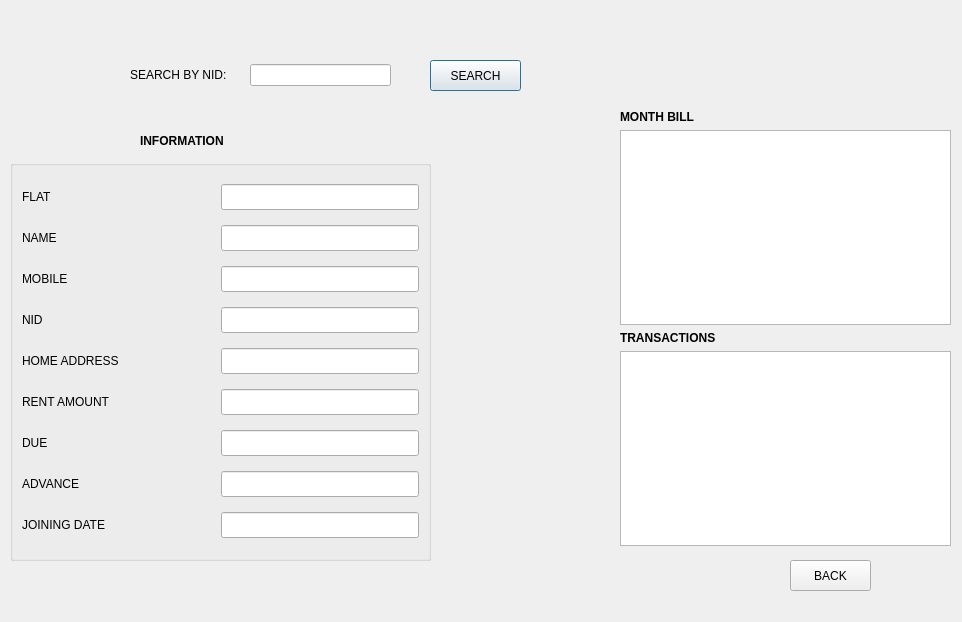
faisal-ahmed-dev/HOME-RENTAL-MANAGEMENT, file renter_search.ui: the form before one commit.
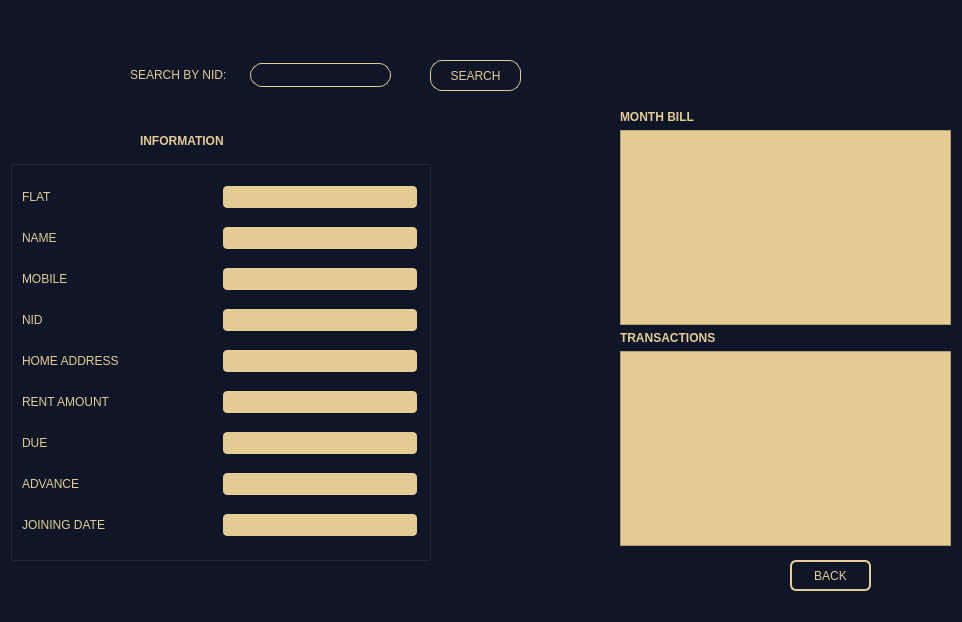
The form after the commit.

The edit to the form file:
```diff
--- a/renter_search.ui
+++ b/renter_search.ui
@@ -13,6 +13,9 @@
   <property name="windowTitle">
    <string>RENTER SEARCH</string>
   </property>
+  <property name="styleSheet">
+   <string notr="true">background-color: rgb(15, 22, 40);</string>
+  </property>
   <widget class="QWidget" name="layoutWidget">
    <property name="geometry">
     <rect>
@@ -25,13 +28,46 @@
    <layout class="QHBoxLayout" name="horizontalLayout">
     <item>
      <widget class="QLabel" name="label">
+      <property name="styleSheet">
+       <string notr="true">color: rgb(229, 203, 148);</string>
+      </property>
       <property name="text">
        <string>SEARCH BY NID:     </string>
       </property>
      </widget>
     </item>
     <item>
-     <widget class="QLineEdit" name="lineEdit_search"/>
+     <widget class="QLineEdit" name="lineEdit_search">
+      <property name="styleSheet">
+       <string notr="true">
+#lineEdit_search
+{
+	border:none;
+	background:#0F1628;
+	color:#E5CB94;
+	border-radius:16px;
+	border: 1px solid yellow ;
+border-color: #E5CB94;
+  border-radius: 12px;
+  padding: 3 px;
+}
+#lineEdit_search:hover
+{
+	border:none;
+	background:#E5CB94;
+	color:#0F1628;
+	border-radius:16 px;
+	border: 2px solid blue ;
+border-color: #0F1628;
+  border-radius: 6px;
+  padding: 3 px;
+}
+</string>
+      </property>
+      <property name="alignment">
+       <set>Qt::AlignCenter</set>
+      </property>
+     </widget>
     </item>
    </layout>
   </widget>
@@ -44,6 +80,32 @@
      <height>31</height>
     </rect>
    </property>
+   <property name="styleSheet">
+    <string notr="true">
+#pushButton_search
+{
+	border:none;
+	background:#0F1628;
+	color:#E5CB94;
+	border-radius:16px;
+	border: 1px solid yellow ;
+border-color: #E5CB94;
+  border-radius: 12px;
+  padding: 3 px;
+}
+#pushButton_search:hover
+{
+	border:none;
+background:floral white;
+	color:#0F1628;
+	border-radius:16 px;
+	border: 2px solid blue ;
+border-color: #0F1628;
+  border-radius: 6px;
+  padding: 3 px;
+}
+</string>
+   </property>
    <property name="text">
     <string>SEARCH</string>
    </property>
@@ -57,6 +119,32 @@
      <height>31</height>
     </rect>
    </property>
+   <property name="styleSheet">
+    <string notr="true">
+#pushButton_BACK
+{
+	border:none;
+	background:#0F1628;
+	color:#E5CB94;
+	border-radius:16px;
+	border: 2px solid yellow ;
+border-color: #E5CB94;
+  border-radius: 6px;
+  padding: 3 px;
+}
+#pushButton_BACK:hover
+{
+	border:none;
+	background:floral white;
+	color:#0F1628;
+	border-radius:16 px;
+	border: 2px solid blue ;
+border-color: #0F1628;
+  border-radius: 6px;
+  padding: 3 px;
+}
+</string>
+   </property>
    <property name="text">
     <string>BACK</string>
    </property>
@@ -75,6 +163,9 @@
      <bold>true</bold>
     </font>
    </property>
+   <property name="styleSheet">
+    <string notr="true">color: rgb(229, 203, 148);</string>
+   </property>
    <property name="text">
     <string>INFORMATION</string>
    </property>
@@ -150,6 +241,9 @@
         <property name="autoFillBackground">
          <bool>false</bool>
         </property>
+        <property name="styleSheet">
+         <string notr="true">color: rgb(229, 203, 148);</string>
+        </property>
         <property name="text">
          <string>FLAT</string>
         </property>
@@ -169,6 +263,24 @@
           <height>26</height>
          </size>
         </property>
+        <property name="styleSheet">
+         <string notr="true">
+
+
+	border:none;
+	background:#E5CB94;
+	color:#0F1628;
+	border-radius:16 px;
+	border: 2px solid blue ;
+border-color: #0F1628;
+  border-radius: 6px;
+  padding: 3 px;
+
+</string>
+        </property>
+        <property name="alignment">
+         <set>Qt::AlignCenter</set>
+        </property>
         <property name="readOnly">
          <bool>true</bool>
         </property>
@@ -195,6 +307,9 @@
           <height>20</height>
          </size>
         </property>
+        <property name="styleSheet">
+         <string notr="true">color: rgb(229, 203, 148);</string>
+        </property>
         <property name="text">
          <string>NAME</string>
         </property>
@@ -220,6 +335,20 @@
           <height>16777215</height>
          </size>
         </property>
+        <property name="styleSheet">
+         <string notr="true">	border:none;
+	background:#E5CB94;
+	color:#0F1628;
+	border-radius:16 px;
+	border: 2px solid blue ;
+border-color: #0F1628;
+  border-radius: 6px;
+  padding: 3 px;
+</string>
+        </property>
+        <property name="alignment">
+         <set>Qt::AlignCenter</set>
+        </property>
         <property name="readOnly">
          <bool>true</bool>
         </property>
@@ -246,6 +375,9 @@
           <height>26</height>
          </size>
         </property>
+        <property name="styleSheet">
+         <string notr="true">color: rgb(229, 203, 148);</string>
+        </property>
         <property name="text">
          <string>MOBILE</string>
         </property>
@@ -265,6 +397,20 @@
           <height>26</height>
          </size>
         </property>
+        <property name="styleSheet">
+         <string notr="true">	border:none;
+	background:#E5CB94;
+	color:#0F1628;
+	border-radius:16 px;
+	border: 2px solid blue ;
+border-color: #0F1628;
+  border-radius: 6px;
+  padding: 3 px;
+</string>
+        </property>
+        <property name="alignment">
+         <set>Qt::AlignCenter</set>
+        </property>
         <property name="readOnly">
          <bool>true</bool>
         </property>
@@ -291,6 +437,9 @@
           <height>26</height>
          </size>
         </property>
+        <property name="styleSheet">
+         <string notr="true">color: rgb(229, 203, 148);</string>
+        </property>
         <property name="text">
          <string>NID</string>
         </property>
@@ -310,9 +459,23 @@
           <height>26</height>
          </size>
         </property>
+        <property name="styleSheet">
+         <string notr="true">	border:none;
+	background:#E5CB94;
+	color:#0F1628;
+	border-radius:16 px;
+	border: 2px solid blue ;
+border-color: #0F1628;
+  border-radius: 6px;
+  padding: 3 px;
+</string>
+        </property>
         <property name="text">
          <string/>
         </property>
+        <property name="alignment">
+         <set>Qt::AlignCenter</set>
+        </property>
         <property name="readOnly">
          <bool>true</bool>
         </property>
@@ -339,6 +502,9 @@
           <height>26</height>
          </size>
         </property>
+        <property name="styleSheet">
+         <string notr="true">color: rgb(229, 203, 148);</string>
+        </property>
         <property name="text">
          <string>HOME ADDRESS</string>
         </property>
@@ -358,9 +524,23 @@
           <height>26</height>
          </size>
         </property>
+        <property name="styleSheet">
+         <string notr="true">	border:none;
+	background:#E5CB94;
+	color:#0F1628;
+	border-radius:16 px;
+	border: 2px solid blue ;
+border-color: #0F1628;
+  border-radius: 6px;
+  padding: 3 px;
+</string>
+        </property>
         <property name="text">
          <string/>
         </property>
+        <property name="alignment">
+         <set>Qt::AlignCenter</set>
+        </property>
         <property name="readOnly">
          <bool>true</bool>
         </property>
@@ -387,6 +567,9 @@
           <height>26</height>
          </size>
         </property>
+        <property name="styleSheet">
+         <string notr="true">color: rgb(229, 203, 148);</string>
+        </property>
         <property name="text">
          <string>RENT AMOUNT</string>
         </property>
@@ -406,9 +589,23 @@
           <height>26</height>
          </size>
         </property>
+        <property name="styleSheet">
+         <string notr="true">	border:none;
+	background:#E5CB94;
+	color:#0F1628;
+	border-radius:16 px;
+	border: 2px solid blue ;
+border-color: #0F1628;
+  border-radius: 6px;
+  padding: 3 px;
+</string>
+        </property>
         <property name="text">
          <string/>
         </property>
+        <property name="alignment">
+         <set>Qt::AlignCenter</set>
+        </property>
         <property name="readOnly">
          <bool>true</bool>
         </property>
@@ -435,6 +632,9 @@
           <height>26</height>
          </size>
         </property>
+        <property name="styleSheet">
+         <string notr="true">color: rgb(229, 203, 148);</string>
+        </property>
         <property name="text">
          <string>DUE</string>
         </property>
@@ -454,9 +654,23 @@
           <height>26</height>
          </size>
         </property>
+        <property name="styleSheet">
+         <string notr="true">	border:none;
+	background:#E5CB94;
+	color:#0F1628;
+	border-radius:16 px;
+	border: 2px solid blue ;
+border-color: #0F1628;
+  border-radius: 6px;
+  padding: 3 px;
+</string>
+        </property>
         <property name="text">
          <string/>
         </property>
+        <property name="alignment">
+         <set>Qt::AlignCenter</set>
+        </property>
         <property name="readOnly">
          <bool>true</bool>
         </property>
@@ -483,6 +697,9 @@
           <height>26</height>
          </size>
         </property>
+        <property name="styleSheet">
+         <string notr="true">color: rgb(229, 203, 148);</string>
+        </property>
         <property name="text">
          <string>ADVANCE</string>
         </property>
@@ -502,9 +719,23 @@
           <height>26</height>
          </size>
         </property>
+        <property name="styleSheet">
+         <string notr="true">	border:none;
+	background:#E5CB94;
+	color:#0F1628;
+	border-radius:16 px;
+	border: 2px solid blue ;
+border-color: #0F1628;
+  border-radius: 6px;
+  padding: 3 px;
+</string>
+        </property>
         <property name="text">
          <string/>
         </property>
+        <property name="alignment">
+         <set>Qt::AlignCenter</set>
+        </property>
         <property name="readOnly">
          <bool>true</bool>
         </property>
@@ -531,6 +762,9 @@
           <height>26</height>
          </size>
         </property>
+        <property name="styleSheet">
+         <string notr="true">color: rgb(229, 203, 148);</string>
+        </property>
         <property name="text">
          <string>JOINING DATE</string>
         </property>
@@ -550,9 +784,23 @@
           <height>26</height>
          </size>
         </property>
+        <property name="styleSheet">
+         <string notr="true">	border:none;
+	background:#E5CB94;
+	color:#0F1628;
+	border-radius:16 px;
+	border: 2px solid blue ;
+border-color: #0F1628;
+  border-radius: 6px;
+  padding: 3 px;
+</string>
+        </property>
         <property name="text">
          <string/>
         </property>
+        <property name="alignment">
+         <set>Qt::AlignCenter</set>
+        </property>
         <property name="readOnly">
          <bool>true</bool>
         </property>
@@ -579,13 +827,20 @@
         <bold>true</bold>
        </font>
       </property>
+      <property name="styleSheet">
+       <string notr="true">color: rgb(229, 203, 148);</string>
+      </property>
       <property name="text">
        <string>MONTH BILL</string>
       </property>
      </widget>
     </item>
     <item>
-     <widget class="QTableWidget" name="tableWidget_2"/>
+     <widget class="QTableWidget" name="tableWidget_2">
+      <property name="styleSheet">
+       <string notr="true">background-color: rgb(229, 203, 148);</string>
+      </property>
+     </widget>
     </item>
     <item>
      <widget class="QLabel" name="label_9">
@@ -594,6 +849,9 @@
         <bold>true</bold>
        </font>
       </property>
+      <property name="styleSheet">
+       <string notr="true">color: rgb(229, 203, 148);</string>
+      </property>
       <property name="text">
        <string>TRANSACTIONS</string>
       </property>
@@ -601,6 +859,9 @@
     </item>
     <item>
      <widget class="QTableWidget" name="tableWidget">
+      <property name="styleSheet">
+       <string notr="true">background-color: rgb(229, 203, 148);</string>
+      </property>
       <property name="editTriggers">
        <set>QAbstractItemView::NoEditTriggers</set>
       </property>
```
